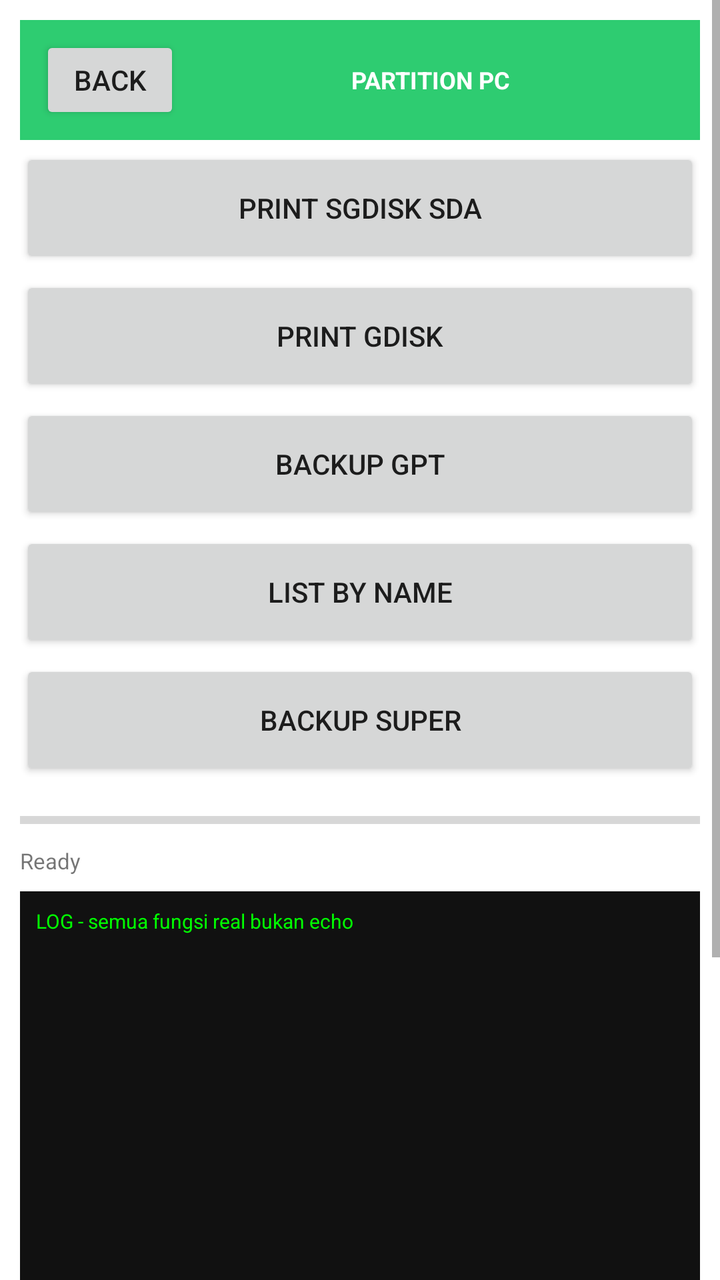
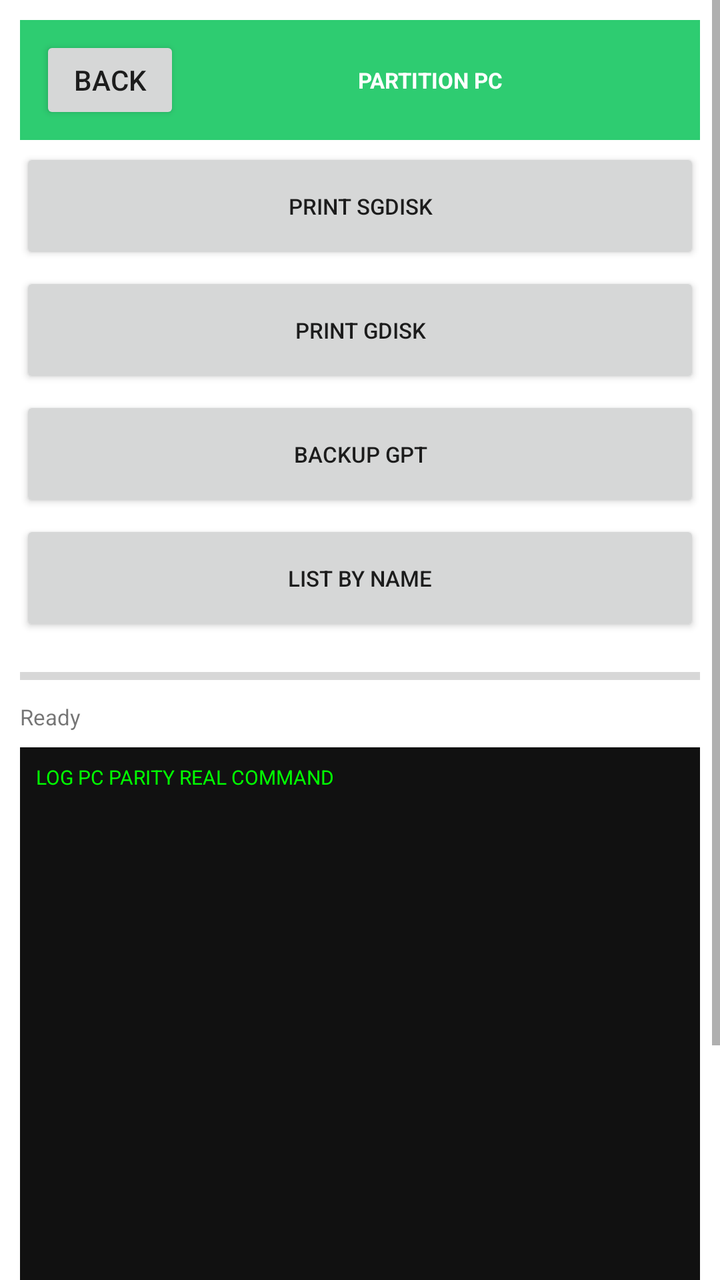

Screens rendered from an Android XML layout before and after an edit, with the pre-edit source and the edit as a unified diff.
<!-- AndroidManifest.xml: application theme Theme.OTGFlasher -->
<!-- res/layout/activity_part.xml -->
<?xml version="1.0" encoding="utf-8"?>
<ScrollView xmlns:android="http://schemas.android.com/apk/res/android" android:layout_width="match_parent" android:layout_height="match_parent" android:background="#FFFFFF">
<LinearLayout android:orientation="vertical" android:layout_width="match_parent" android:layout_height="wrap_content" android:padding="10dp">
<LinearLayout android:orientation="horizontal" android:layout_width="match_parent" android:layout_height="60dp" android:background="#2ECC71" android:gravity="center_vertical" android:padding="10dp"><Button android:id="@+id/btn_back" android:text="BACK" android:layout_width="70dp" android:layout_height="44dp"/><TextView android:text="PARTITION PC" android:textSize="12sp" android:textStyle="bold" android:textColor="#FFFFFF" android:layout_width="0dp" android:layout_weight="1" android:layout_height="wrap_content" android:gravity="center"/></LinearLayout>
<Button android:id="@+id/btn_print_sgdisk_sda_0" android:text="PRINT sgdisk sda" android:layout_width="match_parent" android:layout_height="60dp" android:layout_marginTop="4dp"/>
<Button android:id="@+id/btn_print_gdisk_1" android:text="PRINT gdisk" android:layout_width="match_parent" android:layout_height="60dp" android:layout_marginTop="4dp"/>
<Button android:id="@+id/btn_backup_gpt_2" android:text="BACKUP GPT" android:layout_width="match_parent" android:layout_height="60dp" android:layout_marginTop="4dp"/>
<Button android:id="@+id/btn_list_by_name_3" android:text="LIST by name" android:layout_width="match_parent" android:layout_height="60dp" android:layout_marginTop="4dp"/>
<Button android:id="@+id/btn_backup_super_4" android:text="BACKUP super" android:layout_width="match_parent" android:layout_height="60dp" android:layout_marginTop="4dp"/>
<ProgressBar android:id="@+id/progress_bar" style="?android:attr/progressBarStyleHorizontal" android:layout_width="match_parent" android:layout_height="16dp" android:max="100" android:layout_marginTop="12dp"/>
<TextView android:id="@+id/txt_detail" android:text="Ready" android:textSize="11sp" android:layout_width="match_parent" android:layout_height="wrap_content" android:layout_marginTop="5dp"/>
<TextView android:id="@+id/log_view" android:text="LOG - semua fungsi real bukan echo" android:textSize="10sp" android:background="#111111" android:textColor="#00FF00" android:padding="8dp" android:layout_width="match_parent" android:layout_height="400dp" android:layout_marginTop="8dp"/>
</LinearLayout></ScrollView>
<!-- resources referenced by this layout -->
<resources>
  <style name="Theme.OTGFlasher" parent="android:Theme.Material.Light.NoActionBar" />
</resources>

<!-- the commit's change to res/layout/activity_part.xml (unified diff, before → after) -->
@@ -1,13 +1,12 @@
 <?xml version="1.0" encoding="utf-8"?>
 <ScrollView xmlns:android="http://schemas.android.com/apk/res/android" android:layout_width="match_parent" android:layout_height="match_parent" android:background="#FFFFFF">
 <LinearLayout android:orientation="vertical" android:layout_width="match_parent" android:layout_height="wrap_content" android:padding="10dp">
-<LinearLayout android:orientation="horizontal" android:layout_width="match_parent" android:layout_height="60dp" android:background="#2ECC71" android:gravity="center_vertical" android:padding="10dp"><Button android:id="@+id/btn_back" android:text="BACK" android:layout_width="70dp" android:layout_height="44dp"/><TextView android:text="PARTITION PC" android:textSize="12sp" android:textStyle="bold" android:textColor="#FFFFFF" android:layout_width="0dp" android:layout_weight="1" android:layout_height="wrap_content" android:gravity="center"/></LinearLayout>
-<Button android:id="@+id/btn_print_sgdisk_sda_0" android:text="PRINT sgdisk sda" android:layout_width="match_parent" android:layout_height="60dp" android:layout_marginTop="4dp"/>
-<Button android:id="@+id/btn_print_gdisk_1" android:text="PRINT gdisk" android:layout_width="match_parent" android:layout_height="60dp" android:layout_marginTop="4dp"/>
-<Button android:id="@+id/btn_backup_gpt_2" android:text="BACKUP GPT" android:layout_width="match_parent" android:layout_height="60dp" android:layout_marginTop="4dp"/>
-<Button android:id="@+id/btn_list_by_name_3" android:text="LIST by name" android:layout_width="match_parent" android:layout_height="60dp" android:layout_marginTop="4dp"/>
-<Button android:id="@+id/btn_backup_super_4" android:text="BACKUP super" android:layout_width="match_parent" android:layout_height="60dp" android:layout_marginTop="4dp"/>
+<LinearLayout android:orientation="horizontal" android:layout_width="match_parent" android:layout_height="60dp" android:background="#2ECC71" android:gravity="center_vertical" android:padding="10dp"><Button android:id="@+id/btn_back" android:text="BACK" android:layout_width="70dp" android:layout_height="44dp"/><TextView android:text="PARTITION PC" android:textSize="11sp" android:textStyle="bold" android:textColor="#FFFFFF" android:layout_width="0dp" android:layout_weight="1" android:layout_height="wrap_content" android:gravity="center"/></LinearLayout>
+<Button android:id="@+id/btn_print_sgdisk_0" android:text="PRINT sgdisk" android:layout_width="match_parent" android:layout_height="58dp" android:layout_marginTop="4dp" android:textSize="11sp"/>
+<Button android:id="@+id/btn_print_gdisk_1" android:text="PRINT gdisk" android:layout_width="match_parent" android:layout_height="58dp" android:layout_marginTop="4dp" android:textSize="11sp"/>
+<Button android:id="@+id/btn_backup_gpt_2" android:text="BACKUP GPT" android:layout_width="match_parent" android:layout_height="58dp" android:layout_marginTop="4dp" android:textSize="11sp"/>
+<Button android:id="@+id/btn_list_by_name_3" android:text="LIST by name" android:layout_width="match_parent" android:layout_height="58dp" android:layout_marginTop="4dp" android:textSize="11sp"/>
 <ProgressBar android:id="@+id/progress_bar" style="?android:attr/progressBarStyleHorizontal" android:layout_width="match_parent" android:layout_height="16dp" android:max="100" android:layout_marginTop="12dp"/>
 <TextView android:id="@+id/txt_detail" android:text="Ready" android:textSize="11sp" android:layout_width="match_parent" android:layout_height="wrap_content" android:layout_marginTop="5dp"/>
-<TextView android:id="@+id/log_view" android:text="LOG - semua fungsi real bukan echo" android:textSize="10sp" android:background="#111111" android:textColor="#00FF00" android:padding="8dp" android:layout_width="match_parent" android:layout_height="400dp" android:layout_marginTop="8dp"/>
+<TextView android:id="@+id/log_view" android:text="LOG PC PARITY REAL COMMAND" android:textSize="10sp" android:background="#111111" android:textColor="#00FF00" android:padding="8dp" android:layout_width="match_parent" android:layout_height="400dp" android:layout_marginTop="8dp"/>
 </LinearLayout></ScrollView>
